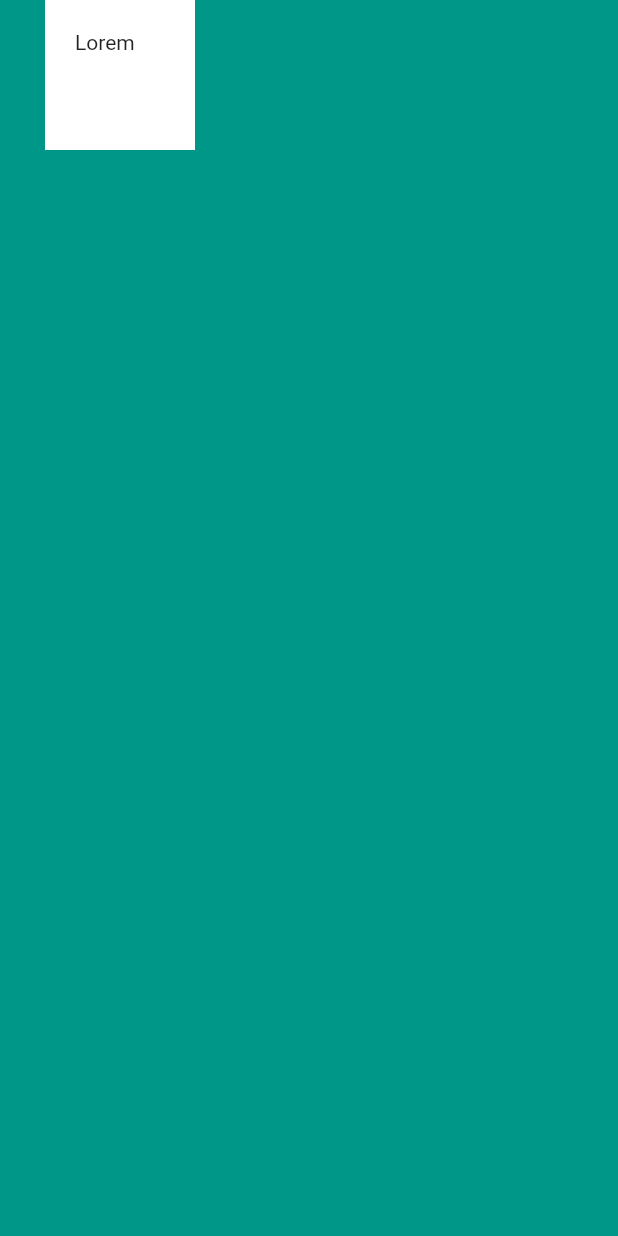
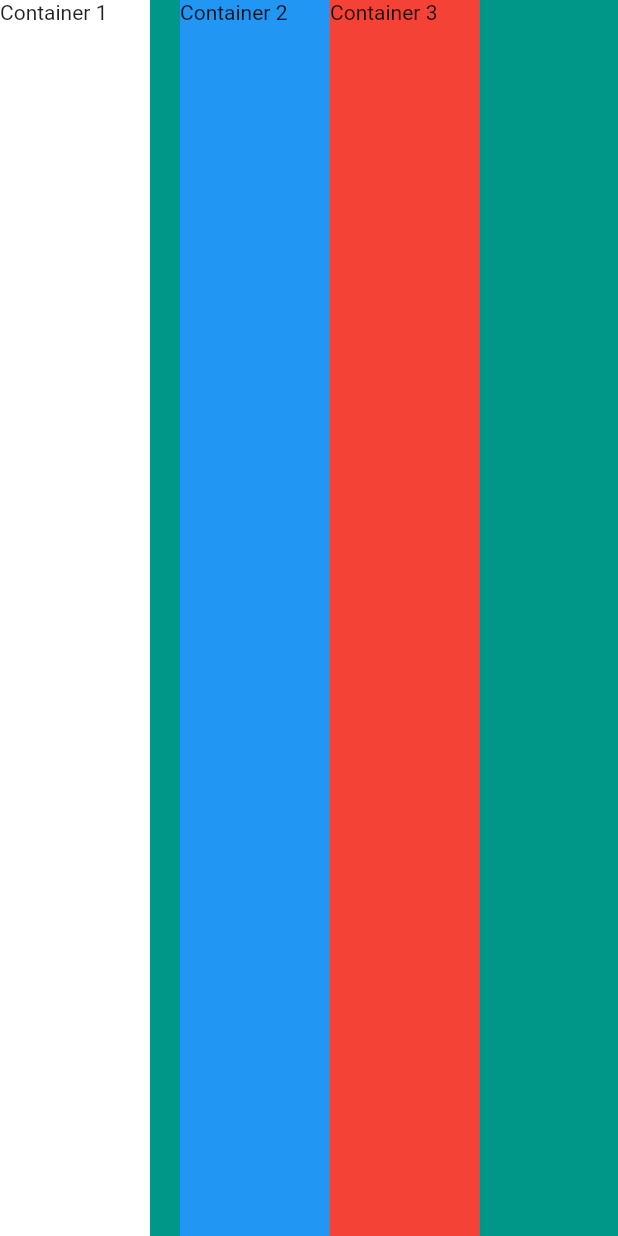
Before and after one commit to RaazKetan/MiCard, a Flutter app: the screen it shows after launch, on a phone screen of 412 x 824 dp. Run offline on Flutter 3.47's test engine with Material 2 defaults, Android fonts, the phone set to English and light mode, and no system bars.

Commit message:
+changes in container playing with columns and rows

```diff
--- a/lib/main.dart
+++ b/lib/main.dart
@@ -11,16 +11,35 @@ class MyApp extends StatelessWidget {
   Widget build(BuildContext context) {
     return  MaterialApp(
     home:Scaffold(
-    backgroundColor: Colors.teal ,
+    backgroundColor: Colors.teal,
   body: SafeArea(
-    child: Container(
-      height: 100.0,
-      width: 100.0,
-      margin: EdgeInsets.only(left: 30),
-      padding: EdgeInsets.all(20.0),
-      color: Colors.white,
-      child: Text('Lorem'),
-    ),
+    child: Row(
+      // verticalDirection: VerticalDirection.down,
+      // mainAxisSize: MainAxisSize.min,
+      // mainAxisAlignment: MainAxisAlignment.spaceAround,
+      crossAxisAlignment: CrossAxisAlignment.stretch,
+      children: <Widget>[
+        Container(
+          height: 100.0,
+          width: 100.0,
+          color: Colors.white,
+          child: Text('Container 1'),
+        ),
+        SizedBox(
+          width: 20.0,
+        ),
+        Container(width: 100,
+        height: 100.0,
+          color: Colors.blue,
+          child: Text('Container 2'),
+        ),
+        Container(width: 100,
+          height: 100.0,
+          color: Colors.red,
+          child: Text('Container 3'),
+        ),
+      ],
+    )
   ),
   ),
   );
```
